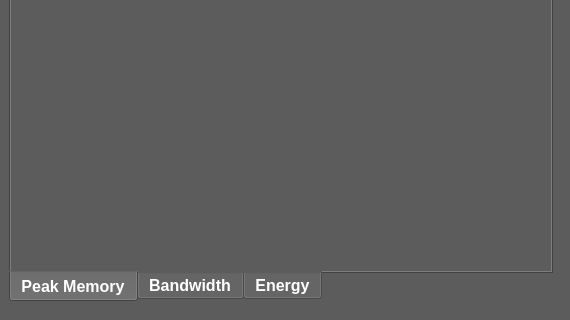
First picture: the form in src/ui/MainWindow.ui, repository iCAS-Lab/HiRISE-Demo, before the edit; both pictures show x 0 to 570 and y 480 to 800 of the 1129 by 800 pixel window.
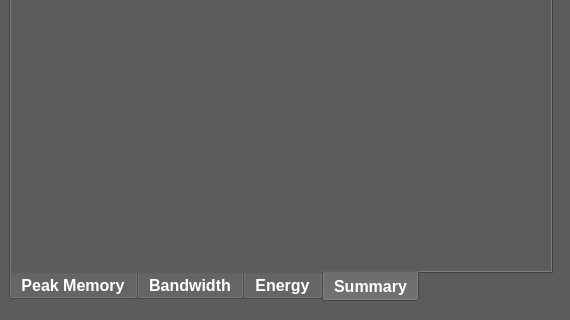
Second picture: the form after the edit. The open tabs and pages were chosen to show the change. Custom widgets are drawn as their Qt base class.

Commit message: Added summary tab.

```diff
--- a/src/ui/MainWindow.ui
+++ b/src/ui/MainWindow.ui
@@ -269,6 +269,16 @@
           </attribute>
           <layout class="QGridLayout" name="gridLayout_3"/>
          </widget>
+         <widget class="QWidget" name="summaryTab">
+          <attribute name="title">
+           <string>Summary</string>
+          </attribute>
+          <layout class="QGridLayout" name="gridLayout_5">
+           <item row="0" column="0">
+            <layout class="QFormLayout" name="formLayout"/>
+           </item>
+          </layout>
+         </widget>
         </widget>
        </item>
       </layout>
```
The commit also changes 6 other files.
